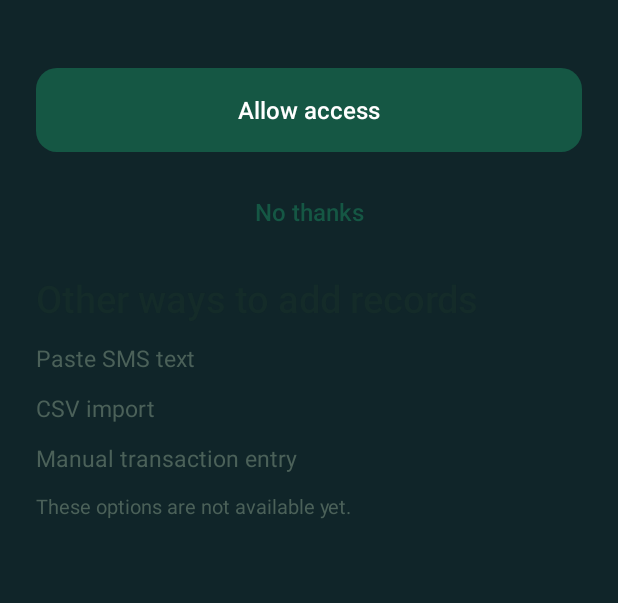
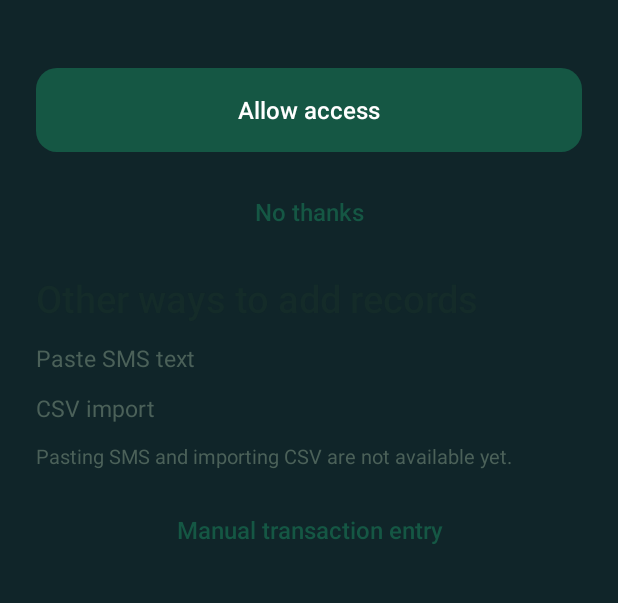
Before and after one commit to SEVINTINE7/FINORA, an Android app: the layout activity_sms_access.xml on its own in the app's theme, with its tools: preview values and no code run, on a phone screen of 412 x 824 dp, the part 192-795 px from its top. Run offline under Robolectric (Android 15) with nearby library versions, the phone set to English and light mode, and no system bars.

Commit message:
T13: Scope SMS permission to the debug trial and wire USER entry

```diff
--- /dev/null
+++ b/android/app/src/debug/AndroidManifest.xml
@@ -0,0 +1,5 @@
+<manifest xmlns:android="http://schemas.android.com/apk/res/android">
+    <!-- Only the sideloaded V1 debug trial may request inbox access. -->
+    <uses-permission android:name="android.permission.READ_SMS" />
+    <uses-feature android:name="android.hardware.telephony" android:required="false" />
+</manifest>
--- a/android/app/src/main/java/lk/finora/app/ui/main/MainActivity.java
+++ b/android/app/src/main/java/lk/finora/app/ui/main/MainActivity.java
@@ -19,6 +19,7 @@ import lk.finora.app.ui.budgets.BudgetListActivity;
 import lk.finora.app.ui.categories.CategoryListActivity;
 import lk.finora.app.ui.goals.GoalListActivity;
 import lk.finora.app.ui.settings.SettingsActivity;
+import lk.finora.app.ui.sms.SmsAccessActivity;
 import lk.finora.app.ui.transactions.TransactionActivity;
 import lk.finora.app.ui.transactions.TransactionFormActivity;
 
@@ -43,6 +44,7 @@ public final class MainActivity extends ProtectedHomeActivity {
         recordActions.setOrientation(LinearLayout.VERTICAL);
         addMoreAction(recordActions, R.string.transaction_title, TransactionActivity.class);
         addMoreAction(recordActions, R.string.transaction_open_manual, TransactionFormActivity.class);
+        addMoreAction(recordActions, R.string.sms_access_title, SmsAccessActivity.class);
         layout.addView(recordActions, new LinearLayout.LayoutParams(-1, -2));
         LinearLayout planActions = new LinearLayout(this);
         addMoreAction(planActions, R.string.budget_list_title, BudgetListActivity.class);
--- a/android/app/src/main/java/lk/finora/app/ui/sms/SmsPermissionState.java
+++ b/android/app/src/main/java/lk/finora/app/ui/sms/SmsPermissionState.java
@@ -2,6 +2,10 @@ package lk.finora.app.ui.sms;
 
 enum SmsPermissionState {
     UNAVAILABLE, GRANTED, FIRST_REQUEST, DENIED_WITH_RATIONALE, SETTINGS_AVAILABLE;
+
+    boolean canRequest() {
+        return this == FIRST_REQUEST || this == DENIED_WITH_RATIONALE;
+    }
 
     static SmsPermissionState resolve(boolean declared, boolean granted, boolean requestedBefore,
             boolean showRationale) {
--- a/android/app/src/main/res/layout/activity_sms_access.xml
+++ b/android/app/src/main/res/layout/activity_sms_access.xml
@@ -80,17 +80,18 @@
             android:layout_marginBottom="@dimen/finora_space_s" />
 
         <TextView
-            style="@style/FinoraText.Body"
-            android:layout_width="match_parent"
-            android:layout_height="wrap_content"
-            android:text="@string/sms_manual_entry"
-            android:layout_marginBottom="@dimen/finora_space_s" />
-
-        <TextView
             style="@style/FinoraText.Caption"
             android:layout_width="match_parent"
             android:layout_height="wrap_content"
             android:text="@string/sms_fallback_unavailable"
             android:layout_marginBottom="@dimen/finora_space_s" />
+
+        <Button
+            android:id="@+id/sms_manual_entry_action"
+            style="@style/FinoraButton.Secondary"
+            android:layout_width="match_parent"
+            android:layout_height="wrap_content"
+            android:text="@string/sms_manual_entry"
+            android:layout_marginBottom="@dimen/finora_space_s" />
     </LinearLayout>
 </ScrollView>
--- a/android/app/src/main/res/values/strings.xml
+++ b/android/app/src/main/res/values/strings.xml
@@ -51,7 +51,7 @@
     <string name="sms_paste">Paste SMS text</string>
     <string name="sms_csv_import">CSV import</string>
     <string name="sms_manual_entry">Manual transaction entry</string>
-    <string name="sms_fallback_unavailable">These options are not available yet.</string>
+    <string name="sms_fallback_unavailable">Pasting SMS and importing CSV are not available yet.</string>
     <string name="records_add">Add</string>
     <string name="records_retry">Retry</string>
     <string name="records_remove">Remove</string>
```
Also changed, not shown: android/app/src/main/java/lk/finora/app/ui/sms/SmsAccessActivity.java (+8 -3 lines), 4 other files.
